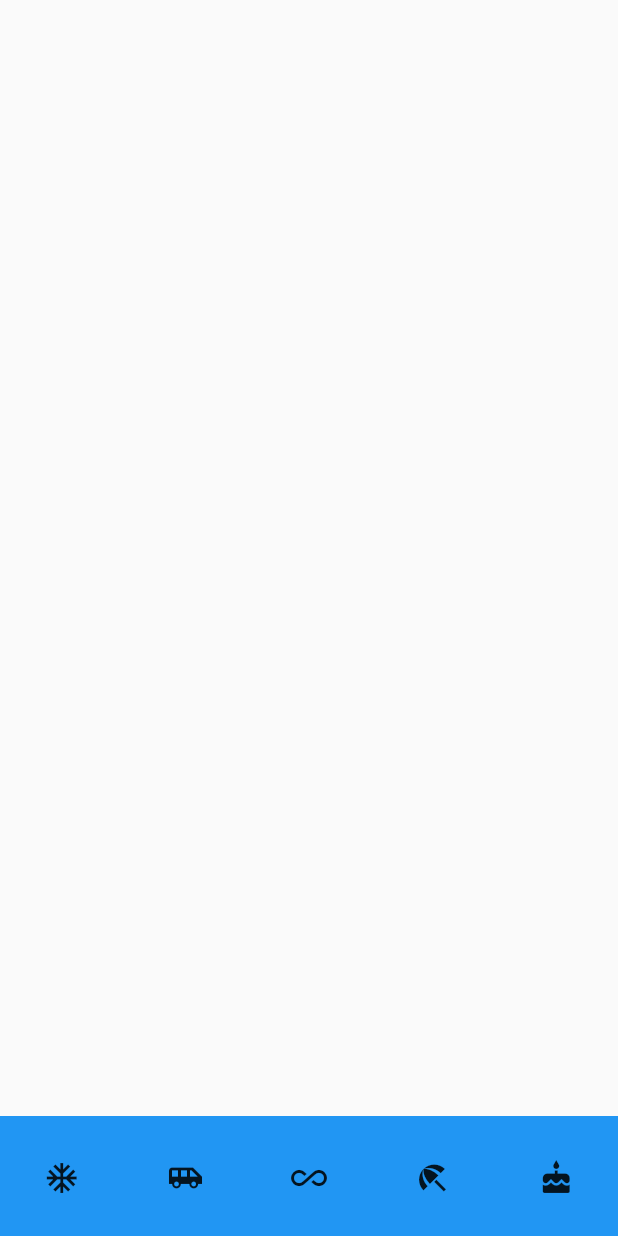
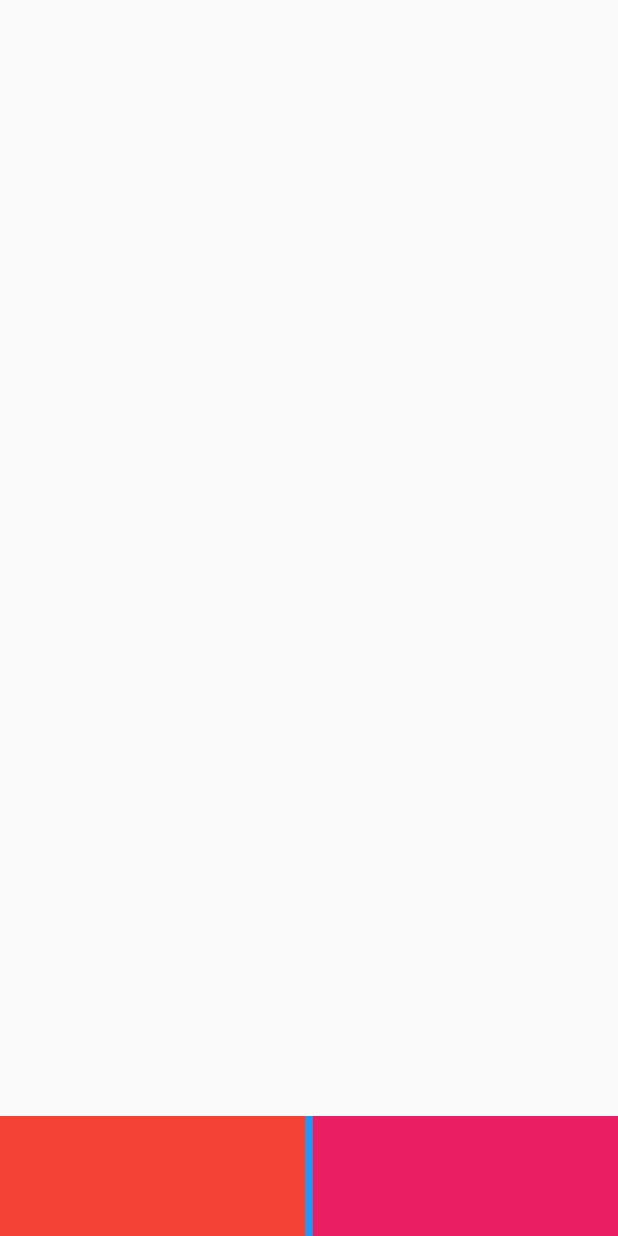
Before and after one commit to cymjoe/flutterTestDemo, a Flutter app: the BottomBar screen opened directly, on a phone screen of 412 x 824 dp. Run offline on Flutter 3.47's test engine with Material 2 defaults, Android fonts, the phone set to English and light mode, and no system bars.

Commit message:
第一次提交

```diff
--- a/lib/bottom/BottomBar.dart
+++ b/lib/bottom/BottomBar.dart
@@ -11,7 +11,7 @@ class _BottomBarState extends State<BottomBar> with TickerProviderStateMixin {
   Animation<double> animation2;
   AnimationController controller;
   AnimationController controller2;
-  double maxHeight = 200.0;
+  double maxHeight = 800.0;
   double minHeight = 80.0;
 
   @override
@@ -78,30 +78,14 @@ class _BottomBarState extends State<BottomBar> with TickerProviderStateMixin {
                 height: height,
                 child: Container(
                   color: Colors.blue,
-                  child: GridView(
-                    padding: EdgeInsets.only(top: 0),
-                    physics: const NeverScrollableScrollPhysics(),
-                    gridDelegate: SliverGridDelegateWithFixedCrossAxisCount(
-                      crossAxisCount: 5,
-                      childAspectRatio: 1.0,
-                    ),
-                    children: [
-                      Icon(Icons.ac_unit),
-                      Icon(Icons.airport_shuttle),
-                      Icon(Icons.all_inclusive),
-                      Icon(Icons.beach_access),
-                      Icon(Icons.cake),
-                      Icon(Icons.free_breakfast),
-                      Icon(Icons.ac_unit),
-                      Icon(Icons.airport_shuttle),
-                      Icon(Icons.all_inclusive),
-                      Icon(Icons.beach_access),
-                      Icon(Icons.cake),
-                      Icon(Icons.free_breakfast),
-                      Icon(Icons.ac_unit),
-                      Icon(Icons.airport_shuttle),
-                      Icon(Icons.all_inclusive),
-                      Icon(Icons.beach_access),
+                  child: CustomScrollView(
+                    physics: NeverScrollableScrollPhysics(),
+                    slivers: [
+                      SliverGrid(
+                        delegate: _mySliverChildBuilderDelegate(),
+                        gridDelegate:
+                            _mySliverGridDelegateWithFixedCrossAxisCount(),
+                      )
                     ],
                   ),
                 ),
@@ -113,3 +97,33 @@ class _BottomBarState extends State<BottomBar> with TickerProviderStateMixin {
     );
   }
 }
+
+_mySliverChildBuilderDelegate() {
+  return SliverChildBuilderDelegate(
+    (BuildContext context, int index) {
+      return Container(
+        height: 50,
+        color: Colors.primaries[index % 8],
+      );
+    },
+    childCount: 20,
+  );
+}
+
+_mySliverGridDelegateWithFixedCrossAxisCount() {
+  return SliverGridDelegateWithFixedCrossAxisCount(
+    crossAxisCount: 2,
+    mainAxisSpacing: 10,
+    crossAxisSpacing: 5,
+    childAspectRatio: 1.5,
+  );
+}
+
+_mySliverGridDelegateWithMaxCrossAxisExtent() {
+  return SliverGridDelegateWithMaxCrossAxisExtent(
+    maxCrossAxisExtent: 200,
+    mainAxisSpacing: 10,
+    crossAxisSpacing: 5,
+    childAspectRatio: 1,
+  );
+}
```
